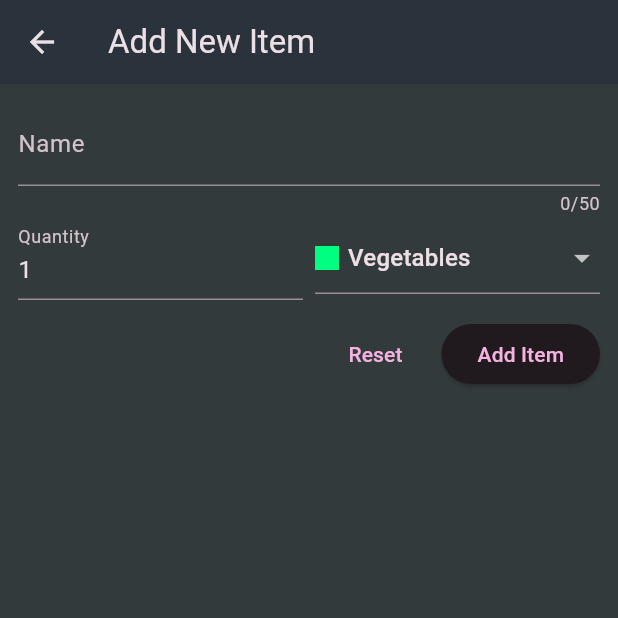
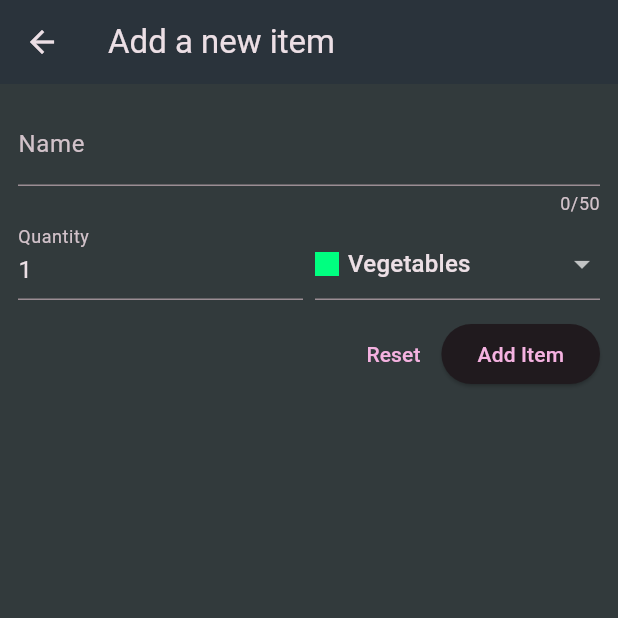
Before and after one commit to tahmidulislamfahim/shopping_list, a Flutter app: the screen it shows after launch, after a tap on the "add" icon, on a phone screen of 412 x 824 dp, the top half of it. Run offline on Flutter 3.47's test engine with Material 3 defaults, Android fonts, the phone set to English and light mode, and no system bars; network calls fail.

```diff
--- a/lib/app/app.dart
+++ b/lib/app/app.dart
@@ -2,6 +2,8 @@ import 'package:flutter/material.dart';
 import 'package:shopping_list/widgets/grocery_list.dart';
 
 class App extends StatelessWidget {
+  const App({super.key});
+
   @override
   Widget build(BuildContext context) {
     return MaterialApp(
@@ -11,12 +13,7 @@ class App extends StatelessWidget {
         useMaterial3: true,
         colorScheme:
             ColorScheme.fromSeed(
-              seedColor: const Color.fromRGBO(
-                255,
-                147,
-                229,
-                250,
-              ),
+              seedColor: const Color.fromRGBO(255, 147, 229, 250),
               brightness: Brightness.dark,
             ).copyWith(
               surface: const Color.fromARGB(
@@ -26,12 +23,7 @@ class App extends StatelessWidget {
                 59,
               ), // custom surface color
             ),
-        scaffoldBackgroundColor: const Color.fromARGB(
-          255,
-          50,
-          58,
-          60,
-        ),
+        scaffoldBackgroundColor: const Color.fromARGB(255, 50, 58, 60),
       ),
 
       home: GroceryList(),
--- a/lib/widgets/grocery_list.dart
+++ b/lib/widgets/grocery_list.dart
@@ -1,4 +1,9 @@
+import 'dart:convert';
+
 import 'package:flutter/material.dart';
+import 'package:http/http.dart' as http;
+import 'package:shopping_list/data/categories.dart';
+import 'package:shopping_list/models/category.dart';
 import 'package:shopping_list/models/grocery_item.dart';
 import 'package:shopping_list/widgets/new_item.dart';
 
@@ -10,7 +15,69 @@ class GroceryList extends StatefulWidget {
 }
 
 class _GroceryListState extends State<GroceryList> {
-  final List<GroceryItem> _groceryItems = [];
+  List<GroceryItem> _groceryItems = [];
+  var _isLoading = true;
+  String? _error;
+  @override
+  void initState() {
+    super.initState();
+    _loadItems();
+  }
+
+  void _loadItems() async {
+    final url = Uri.https(
+      'shopping-list-60be3-default-rtdb.firebaseio.com',
+      'shopping-list.json',
+    );
+    try {
+      final response = await http.get(url);
+      if (response.statusCode >= 400) {
+        setState(() {
+          _error = 'Failed to fetch data. Please try again later.';
+          _isLoading = false;
+        });
+        return;
+      }
+      final data = json.decode(response.body);
+      if (data == null) {
+        setState(() {
+          _isLoading = false;
+        });
+        return;
+      }
+      final Map<String, dynamic> listdata = data;
+
+      final List<GroceryItem> loadedItems = [];
+      for (final item in listdata.entries) {
+        final category = categories.entries
+            .firstWhere(
+              (catItem) => catItem.value.title == item.value['category'],
+              orElse: () => MapEntry(
+                Categories.vegetables,
+                categories[Categories.vegetables]!,
+              ),
+            )
+            .value;
+        loadedItems.add(
+          GroceryItem(
+            id: item.key,
+            name: item.value['name'],
+            quantity: item.value['quantity'],
+            category: category,
+          ),
+        );
+      }
+      setState(() {
+        _groceryItems = loadedItems;
+        _isLoading = false;
+      });
+    } catch (error) {
+      setState(() {
+        _error = 'Something went wrong. Please try again later.';
+      });
+    }
+  }
+
   void _addItem() async {
     final newItem = await Navigator.of(
       context,
@@ -23,10 +90,22 @@ class _GroceryListState extends State<GroceryList> {
     });
   }
 
-  void removeItem(GroceryItem item) {
+  void removeItem(GroceryItem item) async {
+    final index = _groceryItems.indexOf(item);
     setState(() {
       _groceryItems.remove(item);
     });
+
+    final url = Uri.https(
+      'shopping-list-60be3-default-rtdb.firebaseio.com',
+      'shopping-list/${item.id}.json',
+    );
+    final response = await http.delete(url);
+    if (response.statusCode >= 400) {
+      setState(() {
+        _groceryItems.insert(index, item);
+      });
+    }
   }
 
   @override
@@ -37,7 +116,9 @@ class _GroceryListState extends State<GroceryList> {
         style: TextStyle(color: Colors.white, fontSize: 18),
       ),
     );
-    if (_groceryItems.isNotEmpty) {
+    if (_isLoading) {
+      content = const Center(child: CircularProgressIndicator());
+    } else if (_groceryItems.isNotEmpty) {
       content = ListView.builder(
         itemCount: _groceryItems.length,
         itemBuilder: (context, index) {
@@ -58,12 +139,20 @@ class _GroceryListState extends State<GroceryList> {
         },
       );
     }
+    if (_error != null) {
+      content = Center(
+        child: Text(
+          _error!,
+          style: const TextStyle(color: Colors.white, fontSize: 18),
+        ),
+      );
+    }
     return Scaffold(
       appBar: AppBar(
         title: const Text('Your Grocery List'),
         actions: [IconButton(icon: const Icon(Icons.add), onPressed: _addItem)],
       ),
-      body: Center(child: content),
+      body: content,
     );
   }
 }
--- a/lib/widgets/new_item.dart
+++ b/lib/widgets/new_item.dart
@@ -1,30 +1,52 @@
+import 'dart:convert';
 import 'package:flutter/material.dart';
+import 'package:http/http.dart' as http;
 import 'package:shopping_list/data/categories.dart';
 import 'package:shopping_list/models/category.dart';
 import 'package:shopping_list/models/grocery_item.dart';
 
 class NewItem extends StatefulWidget {
   const NewItem({super.key});
+
   @override
-  State<StatefulWidget> createState() {
+  State<NewItem> createState() {
     return _NewItemState();
   }
 }
 
 class _NewItemState extends State<NewItem> {
   final _formKey = GlobalKey<FormState>();
-  final _nameController = TextEditingController();
-  final _quantityController = TextEditingController(text: '1');
+  var _enteredName = '';
+  var _enteredQuantity = 1;
+  var _selectedCategory = categories[Categories.vegetables]!;
+  var _isSending = false;
 
-  var _selectedCategory = categories[Categories.vegetables]!;
-
-  void _saveItem() {
+  void _saveItem() async {
     if (_formKey.currentState!.validate()) {
+      setState(() {
+        _isSending = true;
+      });
+      _formKey.currentState!.save();
+      final url = Uri.https(
+        'shopping-list-60be3-default-rtdb.firebaseio.com',
+        'shopping-list.json',
+      );
+      final response = await http.post(
+        url,
+        headers: {'Content-Type': 'application/json'},
+        body: json.encode({
+          'name': _enteredName,
+          'quantity': _enteredQuantity,
+          'category': _selectedCategory.title,
+        }),
+      );
+      final Map<String, dynamic> responseData = json.decode(response.body);
+      if (!mounted) return;
       Navigator.of(context).pop(
         GroceryItem(
-          id: DateTime.now().toString(),
-          name: _nameController.text,
-          quantity: int.parse(_quantityController.text),
+          id: responseData['name'],
+          name: _enteredName,
+          quantity: _enteredQuantity,
           category: _selectedCategory,
         ),
       );
@@ -32,16 +54,9 @@ class _NewItemState extends State<NewItem> {
   }
 
   @override
-  void dispose() {
-    _nameController.dispose();
-    _quantityController.dispose();
-    super.dispose();
-  }
-
-  @override
   Widget build(BuildContext context) {
     return Scaffold(
-      appBar: AppBar(title: const Text('Add New Item')),
+      appBar: AppBar(title: const Text('Add a new item')),
       body: Padding(
         padding: const EdgeInsets.all(12),
         child: Form(
@@ -49,7 +64,6 @@ class _NewItemState extends State<NewItem> {
           child: Column(
             children: [
               TextFormField(
-                controller: _nameController,
                 maxLength: 50,
                 decoration: const InputDecoration(label: Text('Name')),
                 validator: (value) {
@@ -61,16 +75,20 @@ class _NewItemState extends State<NewItem> {
                   }
                   return null;
                 },
+                onSaved: (value) {
+                  _enteredName = value!;
+                },
               ),
               Row(
+                crossAxisAlignment: CrossAxisAlignment.end,
                 children: [
                   Expanded(
                     child: TextFormField(
-                      controller: _quantityController,
                       decoration: const InputDecoration(
                         label: Text('Quantity'),
                       ),
                       keyboardType: TextInputType.number,
+                      initialValue: _enteredQuantity.toString(),
                       validator: (value) {
                         if (value == null ||
                             value.isEmpty ||
@@ -79,6 +97,9 @@ class _NewItemState extends State<NewItem> {
                           return 'Must be a valid, positive number.';
                         }
                         return null;
+                      },
+                      onSaved: (value) {
+                        _enteredQuantity = int.parse(value!);
                       },
                     ),
                   ),
@@ -117,20 +138,22 @@ class _NewItemState extends State<NewItem> {
                 mainAxisAlignment: MainAxisAlignment.end,
                 children: [
                   TextButton(
-                    onPressed: () {
-                      _formKey.currentState!.reset();
-                      _nameController.clear();
-                      _quantityController.text = '1';
-                      setState(() {
-                        _selectedCategory = categories[Categories.vegetables]!;
-                      });
-                    },
+                    onPressed: _isSending
+                        ? null
+                        : () {
+                            _formKey.currentState!.reset();
+                          },
                     child: const Text('Reset'),
                   ),
-                  const SizedBox(width: 12),
                   ElevatedButton(
-                    onPressed: _saveItem,
-                    child: const Text('Add Item'),
+                    onPressed: _isSending ? null : _saveItem,
+                    child: _isSending
+                        ? const SizedBox(
+                            height: 16,
+                            width: 16,
+                            child: CircularProgressIndicator(),
+                          )
+                        : const Text('Add Item'),
                   ),
                 ],
               ),
--- a/pubspec.yaml
+++ b/pubspec.yaml
@@ -34,6 +34,7 @@ dependencies:
   # The following adds the Cupertino Icons font to your application.
   # Use with the CupertinoIcons class for iOS style icons.
   cupertino_icons: ^1.0.8
+  http: ^1.5.0
 
 dev_dependencies:
   flutter_test:
```
Also changed, not shown: pubspec.lock.
